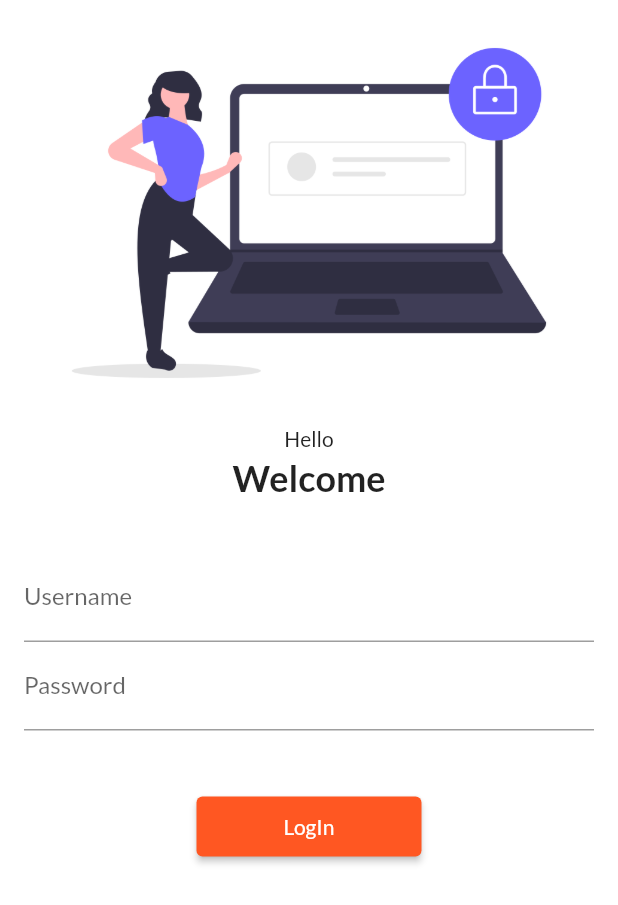
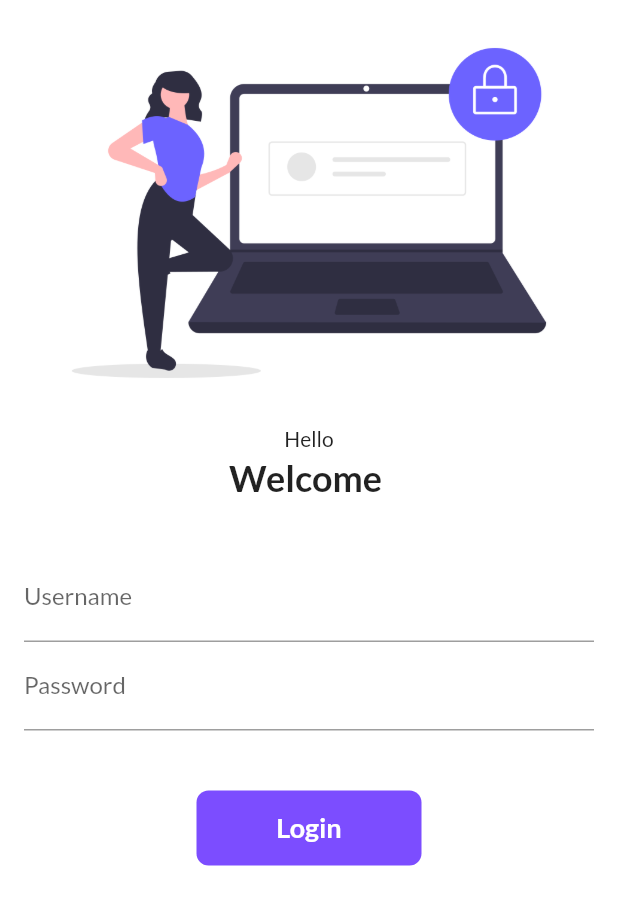
Before and after one commit to rajkayasth/Flutter_Demo_App, a Flutter app: the screen it shows after launch, on a phone screen of 412 x 824 dp. Shown: the top 905 px of the screen. Run offline on Flutter 3.47's test engine with Material 2 defaults, Android fonts, the phone set to English and light mode, and no system bars; our stand-ins replace google_fonts.

Commit message:
Android Studio Commit2

```diff
--- a/lib/Pages/login_page.dart
+++ b/lib/Pages/login_page.dart
@@ -4,7 +4,14 @@ import 'package:flutter/cupertino.dart';
 import 'package:flutter/material.dart';
 import 'package:flutter_second_app/Utils/routes.dart';
 
-class LoginPage extends StatelessWidget {
+class LoginPage extends StatefulWidget {
+  @override
+  State<LoginPage> createState() => _LoginPageState();
+}
+
+class _LoginPageState extends State<LoginPage> {
+  String name='';
+  bool changeButton = false;
   @override
   Widget build(BuildContext context) {
     // ignore: prefer_const_constructors
@@ -18,20 +25,43 @@ class LoginPage extends StatelessWidget {
                 fit: BoxFit.cover,
               ),
               SizedBox(height: 20.0, child: Text('Hello'),),
-              Text('Welcome',
+              Text('Welcome $name',
                 style: TextStyle(fontSize: 24, fontWeight: FontWeight.bold),),
               SizedBox(height: 20.0,),
               Padding(padding: const EdgeInsets.all(16.0),
                 child: Column(children: [
-                  TextFormField(decoration: InputDecoration(
+                  TextFormField(onChanged: (value){
+                      name = value;
+                      setState(() {
+                      });
+                  },decoration: InputDecoration(
                       hintText: 'Enter Username', labelText: 'Username'),),
                   TextFormField(obscureText: true ,decoration: InputDecoration(
                     hintText: 'Enter Password', labelText: 'Password',),
                   ),
                   SizedBox(height: 40.0,),
-                  ElevatedButton(child: Text('LogIn'),onPressed: () {
+                  /*ElevatedButton(child: Text('LogIn'),onPressed: () {
                     Navigator.pushNamed(context, MyRoutes.homeRoute);
-                  },style: TextButton.styleFrom(minimumSize: Size(150, 40)),)
+                  },style: TextButton.styleFrom(minimumSize: Size(150, 40)),)*/
+                  InkWell(
+                    onTap: () async {
+                      setState(() {
+                        changeButton = true;
+                      });
+                      await Future.delayed(Duration(seconds: 1));
+                      //Navigator.pushNamed(context, MyRoutes.homeRoute);
+                    },
+                    child: AnimatedContainer(
+                      duration: Duration(seconds: 1),
+                      width: changeButton? 100 : 150,
+                      height: 50,
+                      alignment: Alignment.center,
+                      child: changeButton ? Icon(Icons.done, color: Colors.white,) : Text('Login',style: TextStyle(color: Colors.white,
+                      fontWeight: FontWeight.bold, fontSize: 18),),
+                      decoration: BoxDecoration(color: Colors.deepPurpleAccent
+                          ,borderRadius: BorderRadius.circular(changeButton?100 : 8)),
+                    ),
+                  )
                 ],
                 ),
               )
```
